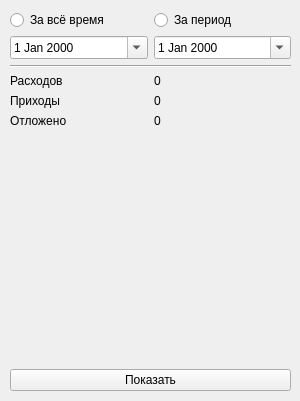
sk-jame/android-finance-balance, file src/ui/summarywidget.ui: the form before one commit.
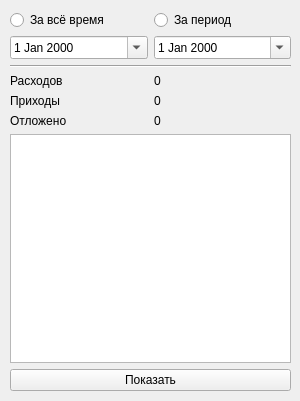
The form after the commit. Custom widgets are drawn as their Qt base class.

```diff
--- a/src/ui/summarywidget.ui
+++ b/src/ui/summarywidget.ui
@@ -108,21 +108,18 @@
      </widget>
     </item>
     <item row="6" column="0" colspan="2">
-     <spacer name="verticalSpacer">
-      <property name="orientation">
-       <enum>Qt::Vertical</enum>
-      </property>
-      <property name="sizeHint" stdset="0">
-       <size>
-        <width>20</width>
-        <height>40</height>
-       </size>
-      </property>
-     </spacer>
+     <widget class="DBTableView" name="tableView"/>
     </item>
    </layout>
   </widget>
  </widget>
+ <customwidgets>
+  <customwidget>
+   <class>DBTableView</class>
+   <extends>QTableView</extends>
+   <header>ui/dbtableview.h</header>
+  </customwidget>
+ </customwidgets>
  <tabstops>
   <tabstop>rbAllTime</tabstop>
   <tabstop>rbPeriod</tabstop>
```
Left out of the diff: 70 changed lines with no effect on the pictures.
